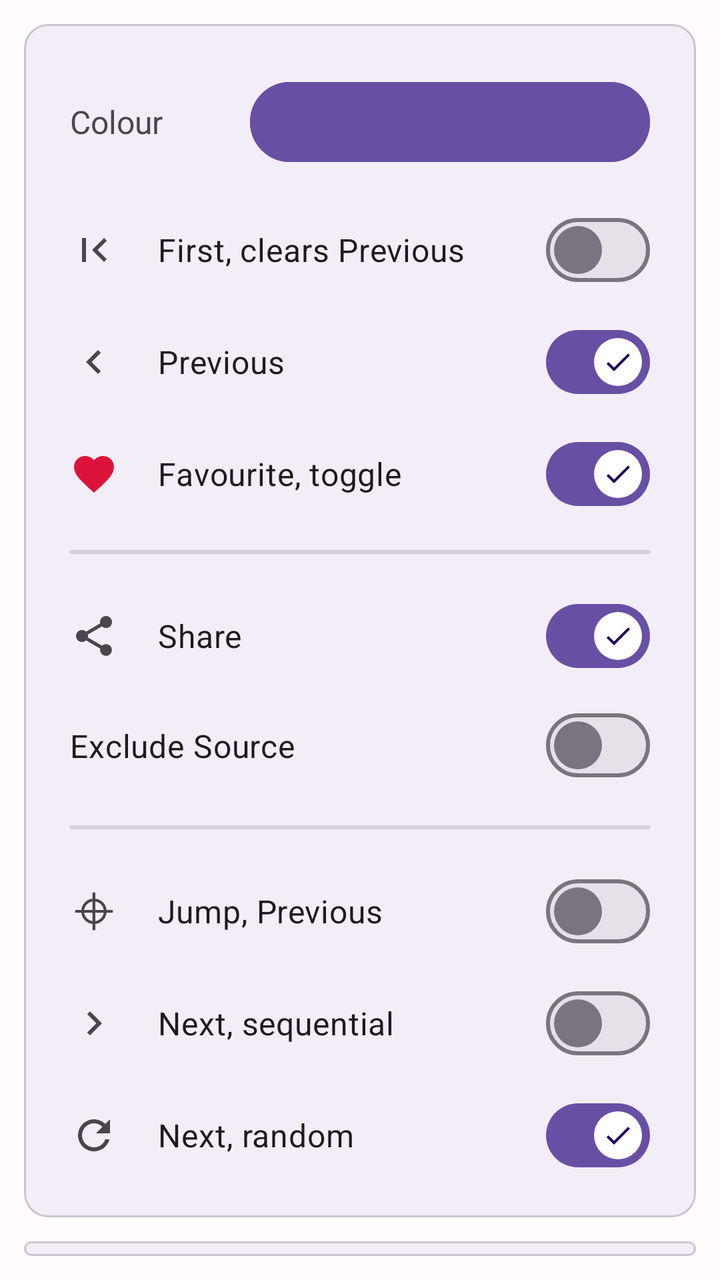
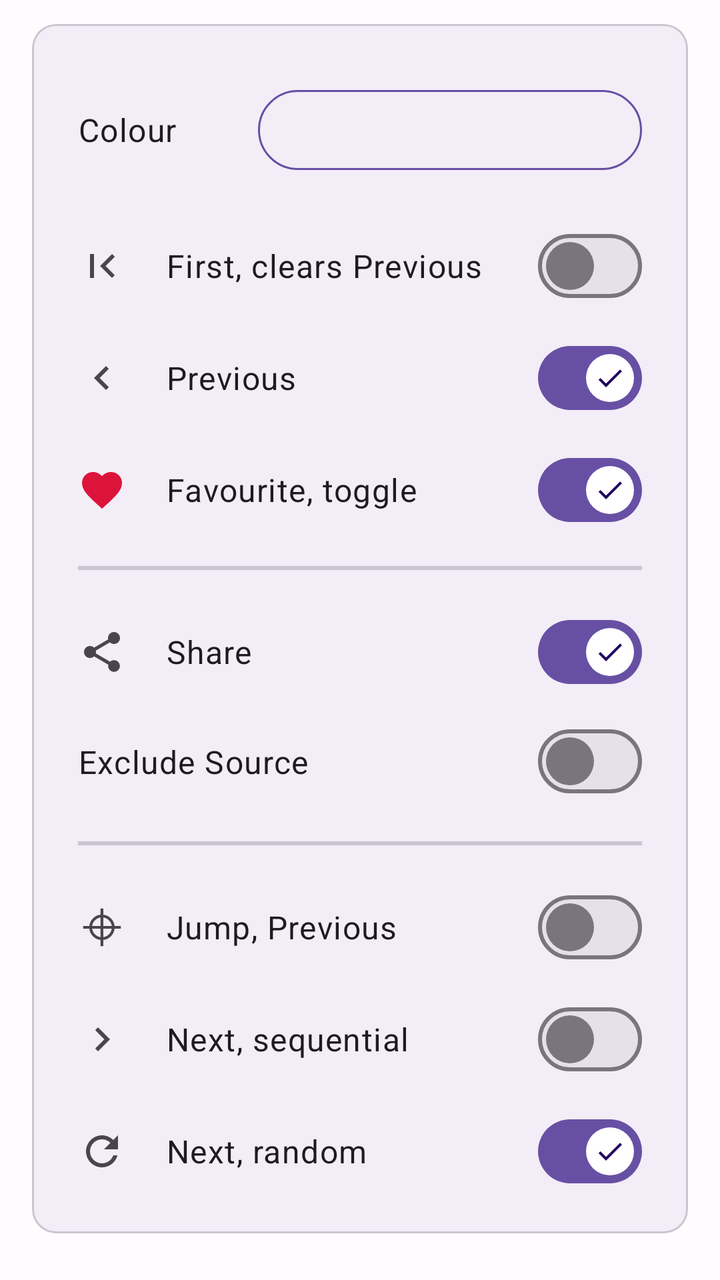

Before-and-after screenshots of an Android layout around one commit, followed by the original layout XML and the change that was made.
<!-- AndroidManifest.xml: application theme AppTheme -->
<!-- res/layout/fragment_appearance_tab_toolbar.xml -->
<?xml version="1.0" encoding="utf-8"?>
<LinearLayout xmlns:android="http://schemas.android.com/apk/res/android"
    xmlns:app="http://schemas.android.com/apk/res-auto"
    xmlns:tools="http://schemas.android.com/tools"
    android:layout_width="match_parent"
    android:layout_height="match_parent"
    android:focusableInTouchMode="true"
    android:orientation="vertical"
    android:paddingStart="0dp"
    android:paddingTop="0dp"
    android:paddingEnd="0dp"
    android:paddingBottom="0dp"
    android:theme="@style/AppTheme">

    <com.google.android.material.card.MaterialCardView
        android:id="@+id/cardViewButtons"
        android:layout_width="match_parent"
        android:layout_height="wrap_content"
        android:layout_marginHorizontal="12dp"
        android:layout_marginTop="12dp"
        app:cardBackgroundColor="?attr/colorSurfaceContainer"
        app:cardCornerRadius="12dp"
        app:cardElevation="0dp"
        app:cardPreventCornerOverlap="true"
        app:cardUseCompatPadding="false"
        app:contentPadding="3dp">

        <LinearLayout
            android:layout_width="match_parent"
            android:layout_height="wrap_content"
            android:orientation="vertical"
            android:paddingStart="20dp"
            android:paddingTop="10dp"
            android:paddingEnd="20dp"
            android:paddingBottom="10dp">

            <LinearLayout
                android:layout_width="match_parent"
                android:layout_height="wrap_content"
                android:orientation="vertical">

                <LinearLayout
                    android:layout_width="match_parent"
                    android:layout_height="wrap_content"
                    android:orientation="horizontal"
                    android:paddingVertical="12dp">

                    <TextView
                        android:id="@+id/textViewToolbarColour"
                        android:layout_width="90dp"
                        android:layout_height="wrap_content"
                        android:layout_gravity="center_vertical"
                        android:paddingTop="5dp"
                        android:paddingBottom="5dp"
                        android:text="@string/fragment_appearance_colour"
                        android:textSize="16sp" />

                    <Button
                        android:id="@+id/toolbarColourPickerButton"
                        android:layout_width="match_parent"
                        android:layout_height="48dp"
                        android:layout_gravity="center"
                        android:paddingStart="0dp"
                        android:paddingEnd="5dp"
                        android:textColor="@android:color/white"
                        app:strokeColor="?attr/colorPrimary"
                        app:strokeWidth="1dp"
                        tools:ignore="SpeakableTextPresentCheck" />

                </LinearLayout>

                <com.google.android.material.materialswitch.MaterialSwitch
                    android:id="@+id/toolbarSwitchFirst"
                    android:layout_width="match_parent"
                    android:layout_height="wrap_content"
                    android:checked="false"
                    android:contentDescription="@string/fragment_appearance_toolbar_first"
                    android:drawableStart="@drawable/ic_toolbar_first_24"
                    android:drawablePadding="20dp"
                    android:paddingVertical="16dp"
                    android:paddingStart="0dp"
                    android:paddingEnd="0dp"
                    android:text="@string/fragment_appearance_toolbar_first"
                    android:textSize="16sp" />
            </LinearLayout>

            <LinearLayout
                android:layout_width="match_parent"
                android:layout_height="wrap_content"
                android:orientation="vertical">

                <com.google.android.material.materialswitch.MaterialSwitch
                    android:id="@+id/toolbarSwitchPrevious"
                    android:layout_width="match_parent"
                    android:layout_height="wrap_content"
                    android:checked="true"
                    android:contentDescription="@string/fragment_appearance_toolbar_previous"
                    android:drawableStart="@drawable/ic_toolbar_previous_24"
                    android:drawablePadding="20dp"
                    android:paddingVertical="16dp"
                    android:paddingStart="0dp"
                    android:paddingEnd="0dp"
                    android:text="@string/fragment_appearance_toolbar_previous"
                    android:textSize="16sp"
                    tools:ignore="TextContrastCheck" />
            </LinearLayout>

            <LinearLayout
                android:layout_width="match_parent"
                android:layout_height="wrap_content"
                android:orientation="vertical">

                <com.google.android.material.materialswitch.MaterialSwitch
                    android:id="@+id/toolbarSwitchToggleFavourite"
                    android:layout_width="match_parent"
                    android:layout_height="wrap_content"
                    android:checked="true"
                    android:contentDescription="@string/fragment_appearance_toolbar_favourite"
                    android:drawableStart="@drawable/ic_toolbar_favorite_red_24"
                    android:drawablePadding="20dp"
                    android:paddingVertical="16dp"
                    android:paddingStart="0dp"
                    android:paddingEnd="0dp"
                    android:text="@string/fragment_appearance_toolbar_favourite"
                    android:textSize="16sp"
                    tools:ignore="TextContrastCheck" />
            </LinearLayout>

            <LinearLayout
                android:layout_width="match_parent"
                android:layout_height="match_parent"
                android:orientation="horizontal"
                android:paddingTop="10dp"
                android:paddingBottom="13dp">

                <View
                    android:layout_width="match_parent"
                    android:layout_height="2dp"
                    android:background="?android:attr/listDivider" />

            </LinearLayout>

            <LinearLayout
                android:layout_width="match_parent"
                android:layout_height="wrap_content"
                android:orientation="vertical">

                <com.google.android.material.materialswitch.MaterialSwitch
                    android:id="@+id/toolbarSwitchShare"
                    android:layout_width="match_parent"
                    android:layout_height="wrap_content"
                    android:checked="true"
                    android:contentDescription="@string/fragment_appearance_toolbar_share"
                    android:drawableStart="@drawable/ic_toolbar_share_24"
                    android:drawablePadding="20dp"
                    android:paddingVertical="16dp"
                    android:paddingStart="0dp"
                    android:paddingEnd="0dp"
                    android:text="@string/fragment_appearance_toolbar_share"
                    android:textSize="16sp" />

                <com.google.android.material.materialswitch.MaterialSwitch
                    android:id="@+id/toolbar_switch_share_no_source"
                    android:layout_width="match_parent"
                    android:layout_height="wrap_content"
                    android:paddingVertical="16dp"
                    android:paddingStart="0dp"
                    android:paddingEnd="0dp"
                    android:text="@string/fragment_appearance_toolbar_share_exclude_source"
                    android:textSize="16sp" />
            </LinearLayout>

            <LinearLayout
                android:layout_width="match_parent"
                android:layout_height="match_parent"
                android:orientation="horizontal"
                android:paddingTop="13dp"
                android:paddingBottom="13dp">

                <View
                    android:layout_width="match_parent"
                    android:layout_height="2dp"
                    android:background="?android:attr/listDivider" />

            </LinearLayout>

            <LinearLayout
                android:layout_width="match_parent"
                android:layout_height="wrap_content"
                android:orientation="vertical">

                <com.google.android.material.materialswitch.MaterialSwitch
                    android:id="@+id/toolbar_switch_jump"
                    android:layout_width="match_parent"
                    android:layout_height="wrap_content"
                    android:contentDescription="@string/fragment_appearance_toolbar_position_indicator"
                    android:drawableStart="@drawable/ic_toolbar_jump_24"
                    android:drawablePadding="20dp"
                    android:paddingVertical="16dp"
                    android:paddingStart="0dp"
                    android:paddingEnd="0dp"
                    android:text="@string/fragment_appearance_toolbar_position_indicator"
                    android:textSize="16sp" />
            </LinearLayout>

            <LinearLayout
                android:layout_width="match_parent"
                android:layout_height="wrap_content"
                android:orientation="vertical">

                <com.google.android.material.materialswitch.MaterialSwitch
                    android:id="@+id/toolbarSwitchNextSequential"
                    android:layout_width="match_parent"
                    android:layout_height="wrap_content"
                    android:contentDescription="@string/fragment_appearance_toolbar_next_sequential"
                    android:drawableStart="@drawable/ic_toolbar_next_sequential_24"
                    android:drawablePadding="20dp"
                    android:paddingVertical="16dp"
                    android:paddingStart="0dp"
                    android:paddingEnd="0dp"
                    android:text="@string/fragment_appearance_toolbar_next_sequential"
                    android:textSize="16sp" />
            </LinearLayout>

            <LinearLayout
                android:layout_width="match_parent"
                android:layout_height="wrap_content"
                android:orientation="vertical">

                <com.google.android.material.materialswitch.MaterialSwitch
                    android:id="@+id/toolbarSwitchNextRandom"
                    android:layout_width="match_parent"
                    android:layout_height="wrap_content"
                    android:checked="true"
                    android:contentDescription="@string/fragment_appearance_toolbar_next_random"
                    android:drawableStart="@drawable/ic_toolbar_next_random_24"
                    android:drawablePadding="20dp"
                    android:paddingVertical="16dp"
                    android:paddingStart="0dp"
                    android:paddingEnd="0dp"
                    android:text="@string/fragment_appearance_toolbar_next_random"
                    android:textSize="16sp"
                    tools:ignore="TextContrastCheck" />
            </LinearLayout>

        </LinearLayout>

    </com.google.android.material.card.MaterialCardView>

    <com.google.android.material.card.MaterialCardView
        android:id="@+id/cardViewPosition"
        android:layout_width="match_parent"
        android:layout_height="wrap_content"
        android:layout_marginHorizontal="12dp"
        android:layout_marginTop="12dp"
        android:layout_marginBottom="12dp"
        app:cardBackgroundColor="?attr/colorSurfaceContainer"
        app:cardCornerRadius="12dp"
        app:cardElevation="0dp"
        app:cardPreventCornerOverlap="true"
        app:cardUseCompatPadding="false"
        app:contentPadding="3dp">

        <LinearLayout
            android:layout_width="match_parent"
            android:layout_height="wrap_content"
            android:orientation="vertical"
            android:paddingStart="20dp"
            android:paddingTop="10dp"
            android:paddingEnd="20dp"
            android:paddingBottom="10dp">

            <TextView
                android:layout_width="match_parent"
                android:layout_height="wrap_content"
                android:paddingStart="0dp"
                android:paddingEnd="0dp"
                android:paddingBottom="5dp"
                android:text="@string/fragment_appearance_toolbar_position"
                android:textSize="20sp"
                android:textStyle="bold" />

            <LinearLayout
                android:layout_width="match_parent"
                android:layout_height="match_parent"
                android:orientation="horizontal"
                android:paddingStart="0dp"
                android:paddingTop="5dp"
                android:paddingEnd="10dp">

                <RadioGroup
                    android:id="@+id/toolbarPosition"
                    android:layout_width="match_parent"
                    android:layout_height="wrap_content"
                    android:orientation="vertical">

                    <RadioButton
                        android:id="@+id/radioButtonBottom"
                        android:layout_width="wrap_content"
                        android:layout_height="wrap_content"
                        android:checked="true"
                        android:contentDescription="@string/fragment_appearance_toolbar_position_bottom"
                        android:paddingVertical="16dp"
                        android:paddingStart="12dp"
                        android:paddingEnd="0dp"
                        android:text="@string/fragment_appearance_toolbar_position_bottom"
                        android:textSize="16sp" />

                    <RadioButton
                        android:id="@+id/radioButtonRightHandSide"
                        android:layout_width="wrap_content"
                        android:layout_height="wrap_content"
                        android:checked="false"
                        android:contentDescription="@string/fragment_appearance_toolbar_position_rhs"
                        android:paddingVertical="16dp"
                        android:paddingStart="12dp"
                        android:paddingEnd="0dp"
                        android:text="@string/fragment_appearance_toolbar_position_rhs"
                        android:textSize="16sp" />

                </RadioGroup>

            </LinearLayout>


        </LinearLayout>

    </com.google.android.material.card.MaterialCardView>


</LinearLayout>
<!-- resources referenced by this layout -->
<resources>
  <!-- drawable ic_toolbar_previous_24 (drawable) -->
  <vector xmlns:android="http://schemas.android.com/apk/res/android"
      android:width="24dp"
      android:height="24dp"
      android:tint="?attr/colorControlNormal"
      android:viewportWidth="24.0"
      android:viewportHeight="24.0">
      <path
          android:fillColor="@android:color/white"
          android:pathData="M15.41,7.41L14,6l-6,6 6,6 1.41,-1.41L10.83,12z" />
  </vector>
  <string name="fragment_appearance_colour">Colour</string>
  <string name="fragment_appearance_toolbar_favourite">Favourite, toggle</string>
  <string name="fragment_appearance_toolbar_first">First, clears Previous</string>
  <string name="fragment_appearance_toolbar_next_random">Next, random</string>
  <string name="fragment_appearance_toolbar_next_sequential">Next, sequential</string>
  <string name="fragment_appearance_toolbar_position">Position</string>
  <string name="fragment_appearance_toolbar_position_bottom">Bottom</string>
  <string name="fragment_appearance_toolbar_position_indicator">Jump, Previous</string>
  <string name="fragment_appearance_toolbar_position_rhs">Right-hand side</string>
  <string name="fragment_appearance_toolbar_previous">Previous</string>
  <string name="fragment_appearance_toolbar_share">Share</string>
  <string name="fragment_appearance_toolbar_share_exclude_source">Exclude Source</string>
  <color name="material3_primary">#6750A4</color>
  <color name="material3_on_primary">#FFFFFF</color>
  <color name="material3_primary_container">#EADDFF</color>
  <color name="material3_on_primary_container">#21005D</color>
  <color name="material3_secondary">#625B71</color>
  <color name="material3_on_secondary">#FFFFFF</color>
  <color name="material3_secondary_container">#E8DEF8</color>
  <color name="material3_on_secondary_container">#1D192B</color>
  <color name="material3_tertiary">#7D5260</color>
  <color name="material3_on_tertiary">#FFFFFF</color>
  <color name="material3_tertiary_container">#FFD8E4</color>
  <color name="material3_on_tertiary_container">#31111D</color>
  <color name="material3_error">#B3261E</color>
  <color name="material3_on_error">#FFFFFF</color>
  <color name="material3_error_container">#F9DEDC</color>
  <color name="material3_on_error_container">#410E0B</color>
  <color name="material3_background">#FFFBFE</color>
  <color name="material3_on_background">#1C1B1F</color>
  <color name="material3_surface">#FFFBFE</color>
  <color name="material3_on_surface">#1C1B1F</color>
  <color name="material3_surface_variant">#E7E0EB</color>
  <color name="material3_on_surface_variant">#49454F</color>
  <color name="material3_surface_container_lowest">#FFFFFF</color>
  <color name="material3_surface_container_low">#F7F2FA</color>
  <color name="material3_surface_container">#F3EDF7</color>
  <color name="material3_surface_container_high">#ECE6F0</color>
  <color name="material3_surface_container_highest">#E6E0E9</color>
  <color name="material3_outline">#79747E</color>
  <color name="material3_primary_variant">#3700B3</color>
  <style name="Widget.App.MaterialSwitch" parent="@style/Widget.Material3.CompoundButton.MaterialSwitch">
          <item name="thumbIcon">@drawable/switch_thumb_icon</item>
      </style>
  <!-- drawable switch_thumb_icon (drawable) -->
  <?xml version="1.0" encoding="utf-8"?>
  <selector xmlns:android="http://schemas.android.com/apk/res/android">
      <item android:drawable="@drawable/ic_check_24" android:state_checked="true" />
      <item android:drawable="@android:color/transparent" android:state_checked="false" />
  </selector>
  <!-- drawable ic_check_24 (drawable) -->
  <vector xmlns:android="http://schemas.android.com/apk/res/android"
      android:width="24dp"
      android:height="24dp"
      android:viewportWidth="24"
      android:viewportHeight="24">
      <path
          android:fillColor="@android:color/white"
          android:pathData="M9,16.17L4.83,12l-1.42,1.41L9,19 21,7l-1.41,-1.41z" />
  </vector>
  <!-- unchanged entries left out for length: 7 -->
</resources>

<!-- the commit's change to res/layout/fragment_appearance_tab_toolbar.xml (unified diff, before → after) -->
@@ -16,7 +16,7 @@
         android:id="@+id/cardViewButtons"
         android:layout_width="match_parent"
         android:layout_height="wrap_content"
-        android:layout_marginHorizontal="12dp"
+        android:layout_marginHorizontal="16dp"
         android:layout_marginTop="12dp"
         app:cardBackgroundColor="?attr/colorSurfaceContainer"
         app:cardCornerRadius="12dp"
@@ -43,7 +43,7 @@
                     android:layout_width="match_parent"
                     android:layout_height="wrap_content"
                     android:orientation="horizontal"
-                    android:paddingVertical="12dp">
+                    android:paddingVertical="16dp">
 
                     <TextView
                         android:id="@+id/textViewToolbarColour"
@@ -53,16 +53,16 @@
                         android:paddingTop="5dp"
                         android:paddingBottom="5dp"
                         android:text="@string/fragment_appearance_colour"
-                        android:textSize="16sp" />
-
-                    <Button
+                        android:textAppearance="?attr/textAppearanceBodyLarge" />
+
+                    <com.google.android.material.button.MaterialButton
                         android:id="@+id/toolbarColourPickerButton"
+                        style="@style/Widget.Material3.Button.OutlinedButton"
                         android:layout_width="match_parent"
                         android:layout_height="48dp"
                         android:layout_gravity="center"
                         android:paddingStart="0dp"
-                        android:paddingEnd="5dp"
-                        android:textColor="@android:color/white"
+                        android:paddingEnd="8dp"
                         app:strokeColor="?attr/colorPrimary"
                         app:strokeWidth="1dp"
                         tools:ignore="SpeakableTextPresentCheck" />
@@ -81,7 +81,7 @@
                     android:paddingStart="0dp"
                     android:paddingEnd="0dp"
                     android:text="@string/fragment_appearance_toolbar_first"
-                    android:textSize="16sp" />
+                    android:textAppearance="?attr/textAppearanceBodyLarge" />
             </LinearLayout>
 
             <LinearLayout
@@ -101,7 +101,7 @@
                     android:paddingStart="0dp"
                     android:paddingEnd="0dp"
                     android:text="@string/fragment_appearance_toolbar_previous"
-                    android:textSize="16sp"
+                    android:textAppearance="?attr/textAppearanceBodyLarge"
                     tools:ignore="TextContrastCheck" />
             </LinearLayout>
 
@@ -122,7 +122,7 @@
                     android:paddingStart="0dp"
                     android:paddingEnd="0dp"
                     android:text="@string/fragment_appearance_toolbar_favourite"
-                    android:textSize="16sp"
+                    android:textAppearance="?attr/textAppearanceBodyLarge"
                     tools:ignore="TextContrastCheck" />
             </LinearLayout>
 
@@ -136,7 +136,7 @@
                 <View
                     android:layout_width="match_parent"
                     android:layout_height="2dp"
-                    android:background="?android:attr/listDivider" />
+                    android:background="?attr/colorOutlineVariant" />
 
             </LinearLayout>
 
@@ -157,7 +157,7 @@
                     android:paddingStart="0dp"
                     android:paddingEnd="0dp"
                     android:text="@string/fragment_appearance_toolbar_share"
-                    android:textSize="16sp" />
+                    android:textAppearance="?attr/textAppearanceBodyLarge" />
 
                 <com.google.android.material.materialswitch.MaterialSwitch
                     android:id="@+id/toolbar_switch_share_no_source"
@@ -167,7 +167,7 @@
                     android:paddingStart="0dp"
                     android:paddingEnd="0dp"
                     android:text="@string/fragment_appearance_toolbar_share_exclude_source"
-                    android:textSize="16sp" />
+                    android:textAppearance="?attr/textAppearanceBodyLarge" />
             </LinearLayout>
 
             <LinearLayout
@@ -180,7 +180,7 @@
                 <View
                     android:layout_width="match_parent"
                     android:layout_height="2dp"
-                    android:background="?android:attr/listDivider" />
+                    android:background="?attr/colorOutlineVariant" />
 
             </LinearLayout>
 
@@ -200,7 +200,7 @@
                     android:paddingStart="0dp"
                     android:paddingEnd="0dp"
                     android:text="@string/fragment_appearance_toolbar_position_indicator"
-                    android:textSize="16sp" />
+                    android:textAppearance="?attr/textAppearanceBodyLarge" />
             </LinearLayout>
 
             <LinearLayout
@@ -219,7 +219,7 @@
                     android:paddingStart="0dp"
                     android:paddingEnd="0dp"
                     android:text="@string/fragment_appearance_toolbar_next_sequential"
-                    android:textSize="16sp" />
+                    android:textAppearance="?attr/textAppearanceBodyLarge" />
             </LinearLayout>
 
             <LinearLayout
@@ -239,7 +239,7 @@
                     android:paddingStart="0dp"
                     android:paddingEnd="0dp"
                     android:text="@string/fragment_appearance_toolbar_next_random"
-                    android:textSize="16sp"
+                    android:textAppearance="?attr/textAppearanceBodyLarge"
                     tools:ignore="TextContrastCheck" />
             </LinearLayout>
 
@@ -251,7 +251,7 @@
         android:id="@+id/cardViewPosition"
         android:layout_width="match_parent"
         android:layout_height="wrap_content"
-        android:layout_marginHorizontal="12dp"
+        android:layout_marginHorizontal="16dp"
         android:layout_marginTop="12dp"
         android:layout_marginBottom="12dp"
         app:cardBackgroundColor="?attr/colorSurfaceContainer"
@@ -277,8 +277,7 @@
                 android:paddingEnd="0dp"
                 android:paddingBottom="5dp"
                 android:text="@string/fragment_appearance_toolbar_position"
-                android:textSize="20sp"
-                android:textStyle="bold" />
+                android:textAppearance="?attr/textAppearanceTitleLarge" />
 
             <LinearLayout
                 android:layout_width="match_parent"
@@ -304,7 +303,7 @@
                         android:paddingStart="12dp"
                         android:paddingEnd="0dp"
                         android:text="@string/fragment_appearance_toolbar_position_bottom"
-                        android:textSize="16sp" />
+                        android:textAppearance="?attr/textAppearanceBodyLarge" />
 
                     <RadioButton
                         android:id="@+id/radioButtonRightHandSide"
@@ -316,7 +315,7 @@
                         android:paddingStart="12dp"
                         android:paddingEnd="0dp"
                         android:text="@string/fragment_appearance_toolbar_position_rhs"
-                        android:textSize="16sp" />
+                        android:textAppearance="?attr/textAppearanceBodyLarge" />
 
                 </RadioGroup>
 
